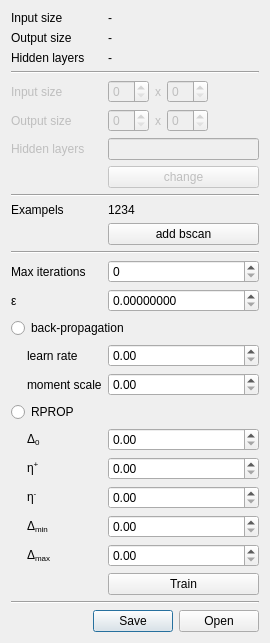
neurodial/OCT-Marker, file ui/marker_segmentation_nn.ui: the form before one commit.
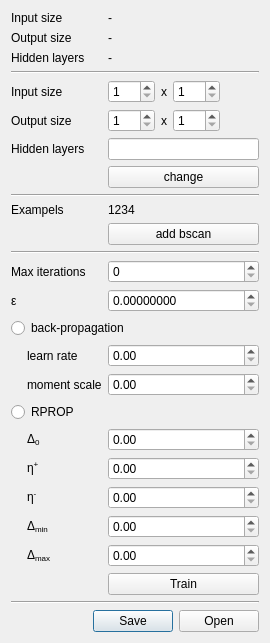
The form after the commit.

Diff of the .ui file:
```diff
--- a/ui/marker_segmentation_nn.ui
+++ b/ui/marker_segmentation_nn.ui
@@ -34,7 +34,7 @@
    <item row="4" column="0" colspan="2">
     <widget class="QLabel" name="label_24">
      <property name="enabled">
-      <bool>false</bool>
+      <bool>true</bool>
      </property>
      <property name="text">
       <string>Input size</string>
@@ -210,7 +210,7 @@
    <item row="5" column="0" colspan="2">
     <widget class="QLabel" name="label_25">
      <property name="enabled">
-      <bool>false</bool>
+      <bool>true</bool>
      </property>
      <property name="text">
       <string>Output size</string>
@@ -218,9 +218,9 @@
     </widget>
    </item>
    <item row="7" column="2">
-    <widget class="QPushButton" name="pushButton_3">
+    <widget class="QPushButton" name="pbSetNNConfig">
      <property name="enabled">
-      <bool>false</bool>
+      <bool>true</bool>
      </property>
      <property name="text">
       <string>change</string>
@@ -239,14 +239,20 @@
      <item>
       <widget class="QSpinBox" name="spinBoxInputX">
        <property name="enabled">
-        <bool>false</bool>
+        <bool>true</bool>
+       </property>
+       <property name="minimum">
+        <number>1</number>
+       </property>
+       <property name="maximum">
+        <number>100</number>
        </property>
       </widget>
      </item>
      <item>
       <widget class="QLabel" name="label_26">
        <property name="enabled">
-        <bool>false</bool>
+        <bool>true</bool>
        </property>
        <property name="text">
         <string>x</string>
@@ -256,7 +262,13 @@
      <item>
       <widget class="QSpinBox" name="spinBoxInputY">
        <property name="enabled">
-        <bool>false</bool>
+        <bool>true</bool>
+       </property>
+       <property name="minimum">
+        <number>1</number>
+       </property>
+       <property name="maximum">
+        <number>100</number>
        </property>
       </widget>
      </item>
@@ -280,14 +292,20 @@
      <item>
       <widget class="QSpinBox" name="spinBoxOutputX">
        <property name="enabled">
-        <bool>false</bool>
+        <bool>true</bool>
+       </property>
+       <property name="minimum">
+        <number>1</number>
+       </property>
+       <property name="maximum">
+        <number>100</number>
        </property>
       </widget>
      </item>
      <item>
       <widget class="QLabel" name="label_27">
        <property name="enabled">
-        <bool>false</bool>
+        <bool>true</bool>
        </property>
        <property name="text">
         <string>x</string>
@@ -297,7 +315,13 @@
      <item>
       <widget class="QSpinBox" name="spinBoxOutputY">
        <property name="enabled">
-        <bool>false</bool>
+        <bool>true</bool>
+       </property>
+       <property name="minimum">
+        <number>1</number>
+       </property>
+       <property name="maximum">
+        <number>100</number>
        </property>
       </widget>
      </item>
@@ -362,7 +386,7 @@
    <item row="6" column="0" colspan="2">
     <widget class="QLabel" name="label_4">
      <property name="enabled">
-      <bool>false</bool>
+      <bool>true</bool>
      </property>
      <property name="text">
       <string>Hidden layers</string>
@@ -372,7 +396,7 @@
    <item row="6" column="2">
     <widget class="QLineEdit" name="lineEditHiddenLayers">
      <property name="enabled">
-      <bool>false</bool>
+      <bool>true</bool>
      </property>
     </widget>
    </item>
@@ -402,6 +426,9 @@
      <property name="text">
       <string>-</string>
      </property>
+     <property name="textInteractionFlags">
+      <set>Qt::TextSelectableByKeyboard|Qt::TextSelectableByMouse</set>
+     </property>
     </widget>
    </item>
   </layout>
```
